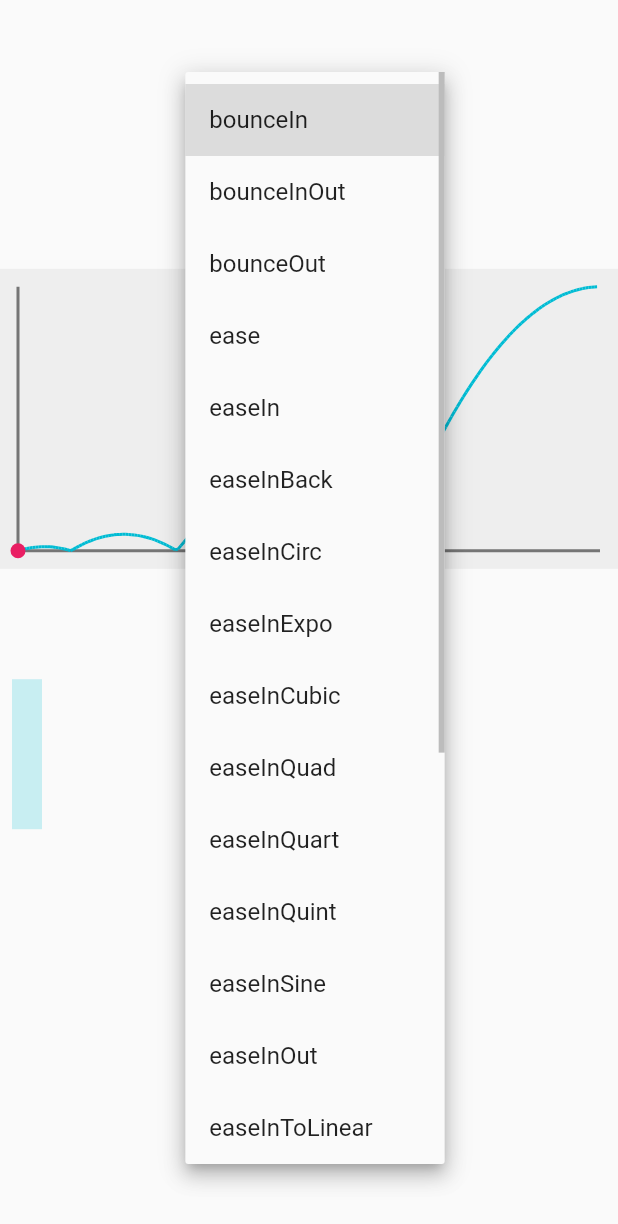
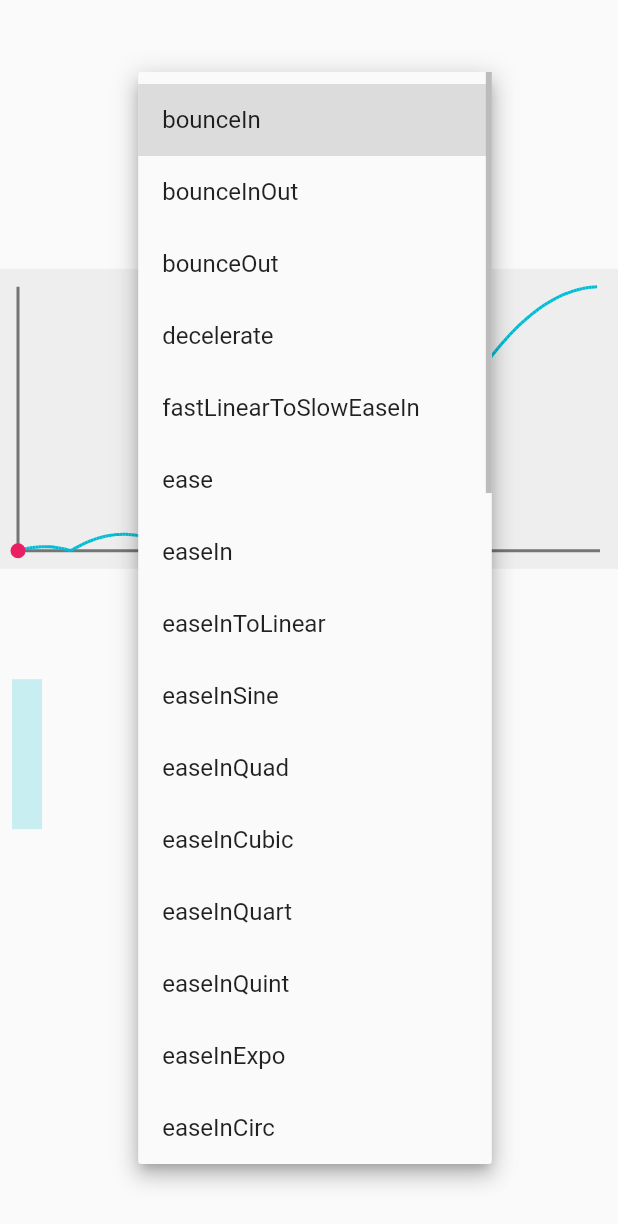
Before and after one commit to rxlabz/curves_painter, a Flutter app: the screen it shows after launch, after a tap on "bounceIn", on a phone screen of 412 x 824 dp. Shown: the top 1224 px of the screen. Run offline on Flutter 3.47's test engine with Material 2 defaults, Android fonts, the phone set to English and light mode, and no system bars.

Commit message:
all curves

```diff
--- a/lib/main.dart
+++ b/lib/main.dart
@@ -6,25 +6,21 @@ import 'package:quiver/time.dart';
 
 void main() => runApp(MyApp());
 
+class NamedCurve {
+  final String name;
+  final Curve curve;
+
+  const NamedCurve(this.name, this.curve);
+}
+
 class MyApp extends StatelessWidget {
   @override
-  Widget build(BuildContext context) {
-    return MaterialApp(
-      home: AnimGraphr(),
-    );
-  }
+  Widget build(BuildContext context) => MaterialApp(home: AnimGraphr());
 }
 
 class AnimGraphr extends StatefulWidget {
   @override
   _AnimGraphrState createState() => _AnimGraphrState();
-}
-
-class NamedCurve {
-  final String name;
-  final Curve curve;
-
-  const NamedCurve(this.name, this.curve);
 }
 
 class _AnimGraphrState extends State<AnimGraphr>
@@ -33,32 +29,48 @@ class _AnimGraphrState extends State<AnimGraphr>
     const NamedCurve('bounceIn', Curves.bounceIn),
     const NamedCurve('bounceInOut', Curves.bounceInOut),
     const NamedCurve('bounceOut', Curves.bounceOut),
+    const NamedCurve('decelerate', Curves.decelerate),
+    const NamedCurve('fastLinearToSlowEaseIn', Curves.fastLinearToSlowEaseIn),
     const NamedCurve('ease', Curves.ease),
     const NamedCurve('easeIn', Curves.easeIn),
-    const NamedCurve('easeInBack', Curves.easeInBack),
-    const NamedCurve('easeInCirc', Curves.easeInCirc),
-    const NamedCurve('easeInExpo', Curves.easeInExpo),
+    const NamedCurve('easeInToLinear', Curves.easeInToLinear),
+    const NamedCurve('easeInSine', Curves.easeInSine),
+    const NamedCurve('easeInQuad', Curves.easeInQuad),
     const NamedCurve('easeInCubic', Curves.easeInCubic),
-    const NamedCurve('easeInQuad', Curves.easeInQuad),
     const NamedCurve('easeInQuart', Curves.easeInQuart),
     const NamedCurve('easeInQuint', Curves.easeInQuint),
-    const NamedCurve('easeInSine', Curves.easeInSine),
-    const NamedCurve('easeInOut', Curves.easeInOut),
-    const NamedCurve('easeInToLinear', Curves.easeInToLinear),
+    const NamedCurve('easeInExpo', Curves.easeInExpo),
+    const NamedCurve('easeInCirc', Curves.easeInCirc),
+    const NamedCurve('easeInBack', Curves.easeInBack),
     const NamedCurve('easeOut', Curves.easeOut),
-    const NamedCurve('easeOutBack', Curves.easeOutBack),
-    const NamedCurve('easeOutCirc', Curves.easeOutCirc),
-    const NamedCurve('easeOutExpo', Curves.easeOutExpo),
+    const NamedCurve('linearToEaseOut', Curves.linearToEaseOut),
+    const NamedCurve('easeOutSine', Curves.easeOutSine),
+    const NamedCurve('easeOutQuad', Curves.easeOutQuad),
     const NamedCurve('easeOutCubic', Curves.easeOutCubic),
-    const NamedCurve('easeOutQuad', Curves.easeOutQuad),
     const NamedCurve('easeOutQuart', Curves.easeOutQuart),
     const NamedCurve('easeOutQuint', Curves.easeOutQuint),
-    const NamedCurve('easeOutSine', Curves.easeOutSine),
+    const NamedCurve('easeOutExpo', Curves.easeOutExpo),
+    const NamedCurve('easeOutCirc', Curves.easeOutCirc),
+    const NamedCurve('easeOutBack', Curves.easeOutBack),
+    const NamedCurve('easeInOutSine', Curves.easeInOutSine),
+    const NamedCurve('easeInOut', Curves.easeInOut),
+    const NamedCurve('easeInOutBack', Curves.easeInOutBack),
+    const NamedCurve('easeInOutCirc', Curves.easeInOutCirc),
+    const NamedCurve('easeInOutCubic', Curves.easeInOutCubic),
+    const NamedCurve('easeInOutQuad', Curves.easeInOutQuad),
+    const NamedCurve('easeInOutQuart', Curves.easeInOutQuart),
+    const NamedCurve('easeInOutQuint', Curves.easeInOutQuint),
+    const NamedCurve('easeInOutExpo', Curves.easeInOutExpo),
+    const NamedCurve('fastOutSlowIn', Curves.fastOutSlowIn),
+    const NamedCurve('elasticIn', Curves.elasticIn),
+    const NamedCurve('elasticOut', Curves.elasticOut),
+    const NamedCurve('elasticInOut', Curves.elasticInOut),
   ];
 
   Curve currentCurve = Curves.bounceIn;
 
   AnimationController controller;
+
   CurvedAnimation anim;
 
   @override
@@ -76,9 +88,9 @@ class _AnimGraphrState extends State<AnimGraphr>
   Widget build(BuildContext context) {
     anim = CurvedAnimation(parent: controller, curve: currentCurve);
 
-    return SafeArea(
-      child: Scaffold(
-        body: Column(
+    return Scaffold(
+      body: SafeArea(
+        child: Column(
           mainAxisAlignment: MainAxisAlignment.spaceEvenly,
           children: <Widget>[
             DropdownButton(
@@ -142,12 +154,21 @@ class CurvePainter extends CustomPainter {
   @override
   void paint(Canvas canvas, Size size) {
     final points = computeCurveValues(anim, divisions);
-    print('points $size $points');
+    _drawAxis(canvas, size);
+    _drawCurve(canvas, points, size);
+    _drawCurrentValueMarker(canvas, size, points);
+  }
 
-    canvas.drawLine(
-        Offset(0, size.height), Offset(size.width, size.height), axisPaint);
-    canvas.drawLine(Offset(0, 0), Offset(0, size.height), axisPaint);
+  void _drawCurrentValueMarker(Canvas canvas, Size size, List<double> points) {
+    canvas.drawCircle(
+      Offset(controller.value * size.width,
+          points[(controller.value * (divisions - 1)).floor()] * size.height),
+      5.0,
+      Paint()..color = Colors.pink,
+    );
+  }
 
+  void _drawCurve(Canvas canvas, List<double> points, Size size) {
     final ptPaint = Paint()
       ..color = Colors.cyan
       ..strokeWidth = 2;
@@ -159,22 +180,21 @@ class CurvePainter extends CustomPainter {
                 y.value * size.height,
               ))
           .toList(),
-        ptPaint);
+      ptPaint,
+    );
+  }
 
-    canvas.drawCircle(
-        Offset(controller.value * size.width,
-            points[(controller.value * (divisions - 1)).floor()] * size.height),
-        5.0,
-        Paint()..color = Colors.pink);
+  void _drawAxis(Canvas canvas, Size size) {
+    canvas.drawLine(
+        Offset(0, size.height), Offset(size.width, size.height), axisPaint);
+    canvas.drawLine(Offset(0, 0), Offset(0, size.height), axisPaint);
   }
 
   @override
-  bool shouldRepaint(CurvePainter oldDelegate) {
-    return controller.value != oldDelegate.controller.value;
-  }
+  bool shouldRepaint(CurvePainter oldDelegate) =>
+      controller.value != oldDelegate.controller.value;
 }
 
-List<double> computeCurveValues(CurvedAnimation anim, int divisions) {
-  return List.generate(
+List<double> computeCurveValues(CurvedAnimation anim, int divisions) =>
+    List.generate(
         divisions, (index) => 1 - anim.curve.transform(index / divisions));
-}
```
Also changed, not shown: 1 other file. Lines whose indentation alone changed are shown as unchanged.
